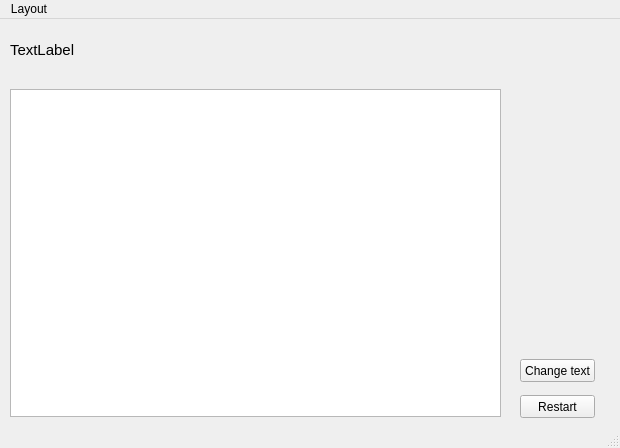
supran98/Trainboard, file mainwindow.ui: the form before one commit.
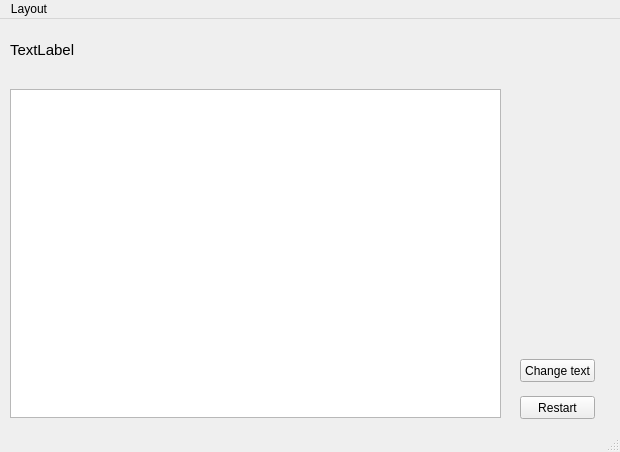
The form after the commit.

What changed in the file:
```diff
--- a/mainwindow.ui
+++ b/mainwindow.ui
@@ -7,7 +7,7 @@
     <x>0</x>
     <y>0</y>
     <width>620</width>
-    <height>448</height>
+    <height>452</height>
    </rect>
   </property>
   <property name="windowTitle">
@@ -20,7 +20,7 @@
       <x>10</x>
       <y>70</y>
       <width>491</width>
-      <height>328</height>
+      <height>329</height>
      </rect>
     </property>
     <property name="font">
@@ -33,7 +33,7 @@
     <property name="geometry">
      <rect>
       <x>520</x>
-      <y>376</y>
+      <y>377</y>
       <width>75</width>
       <height>23</height>
      </rect>
```
Left out of the diff: 6 changed lines with no effect on the pictures.
